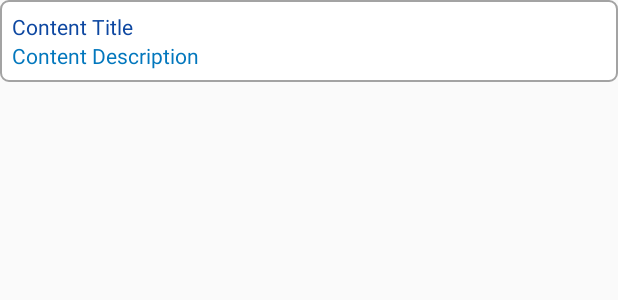
After one commit to SkarCBR/FootHeadRecyclerView, an Android app: the layout content_view.xml on its own in the app's theme, with its tools: preview values and no code run, on a phone screen of 412 x 824 dp. The commit adds this screen. Shown: the top 300 px of the screen. Run offline under Robolectric (Android 15) with nearby library versions, the phone set to English and light mode, and no system bars.

Commit message:
Layout creation

```diff
--- /dev/null
+++ b/app/src/main/res/drawable/content_bg.xml
@@ -0,0 +1,9 @@
+<?xml version="1.0" encoding="utf-8"?>
+<shape xmlns:android="http://schemas.android.com/apk/res/android"
+    android:shape="rectangle">
+
+    <stroke android:color="@color/grey" android:width="1dp" />
+    <solid android:color="@color/white" />
+    <corners android:radius="5dp" />
+
+</shape>
--- /dev/null
+++ b/app/src/main/res/layout/content_view.xml
@@ -0,0 +1,31 @@
+<?xml version="1.0" encoding="utf-8"?>
+<androidx.constraintlayout.widget.ConstraintLayout xmlns:android="http://schemas.android.com/apk/res/android"
+    xmlns:app="http://schemas.android.com/apk/res-auto"
+    xmlns:tools="http://schemas.android.com/tools"
+    android:id="@+id/content_parent"
+    android:layout_width="match_parent"
+    android:layout_height="wrap_content"
+    android:background="@drawable/content_bg"
+    android:padding="8dp">
+
+    <TextView
+        android:id="@+id/content_title_textview"
+        android:layout_width="0dp"
+        android:layout_height="wrap_content"
+        android:textColor="@color/colorPrimaryDark"
+        app:layout_constraintEnd_toEndOf="parent"
+        app:layout_constraintStart_toStartOf="parent"
+        app:layout_constraintTop_toTopOf="parent"
+        tools:text="Content Title" />
+
+    <TextView
+        android:id="@+id/content_description_textview"
+        android:layout_width="0dp"
+        android:layout_height="wrap_content"
+        android:textColor="@color/colorPrimary"
+        app:layout_constraintEnd_toEndOf="parent"
+        app:layout_constraintStart_toStartOf="parent"
+        app:layout_constraintTop_toBottomOf="@id/content_title_textview"
+        tools:text="Content Description" />
+
+</androidx.constraintlayout.widget.ConstraintLayout>
--- a/app/src/main/res/values/colors.xml
+++ b/app/src/main/res/values/colors.xml
@@ -1,6 +1,8 @@
 <?xml version="1.0" encoding="utf-8"?>
 <resources>
-    <color name="colorPrimary">#008577</color>
-    <color name="colorPrimaryDark">#00574B</color>
-    <color name="colorAccent">#D81B60</color>
+    <color name="colorPrimary">#0277BD</color>
+    <color name="colorPrimaryDark">#0D47A1</color>
+    <color name="colorAccent">#FF6F00</color>
+    <color name="white">#FFFFFF</color>
+    <color name="grey">#A3A3A3</color>
 </resources>
```
Also changed, not shown: app/src/main/res/layout/activity_main.xml (+19 -16 lines), app/src/main/res/layout/footer_view.xml (added, +13 -0 lines), app/src/main/res/layout/header_view.xml (added, +13 -0 lines).
